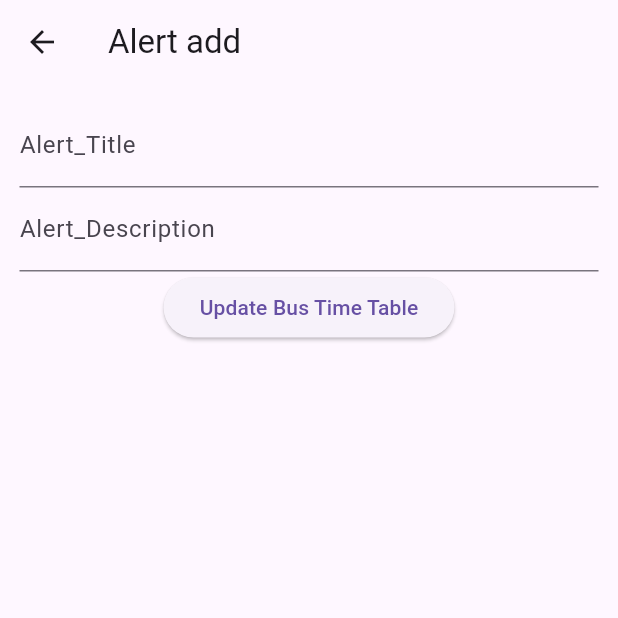
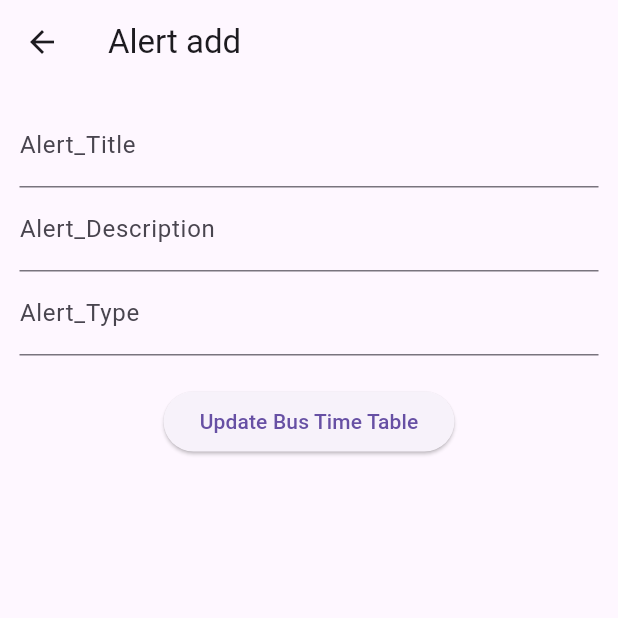
Before and after one commit to InduwaraSH/Bussir_Admin, a Flutter app: the AlertUpdate screen opened directly, on a phone screen of 412 x 824 dp, the top half of it. Run offline on Flutter 3.47's test engine with Material 3 defaults, Android fonts, the phone set to English and light mode, and no system bars; our stand-ins replace firebase_core, firebase_database; accounts and stored records are empty.

Commit message:
alert page updated to can  change colour according to alert type

```diff
--- a/lib/alerts_add.dart
+++ b/lib/alerts_add.dart
@@ -11,15 +11,14 @@ class AlertUpdate extends StatefulWidget {
 class _AlertUpdateState extends State<AlertUpdate> {
   final alert_title = TextEditingController();
   final alert_description = TextEditingController();
+  final alert_type = TextEditingController();
 
   late DatabaseReference databaseReference;
 
   @override
   void initState() {
     super.initState();
-    databaseReference = FirebaseDatabase.instance.ref().child(
-      'Alerts',
-    );
+    databaseReference = FirebaseDatabase.instance.ref().child('Alerts');
   }
 
   @override
@@ -38,13 +37,18 @@ class _AlertUpdateState extends State<AlertUpdate> {
               controller: alert_description,
               decoration: InputDecoration(labelText: 'Alert_Description'),
             ),
+            TextField(
+              controller: alert_type,
+              decoration: InputDecoration(labelText: 'Alert_Type'),
+            ),
+            SizedBox(height: 20),
 
             ElevatedButton(
               onPressed: () {
                 Map<String, String> alertData = {
                   'Alert_Title': alert_title.text,
                   'Alert_Description': alert_description.text,
-
+                  'Alert_Type': alert_type.text,
                 };
                 databaseReference
                     .push()
```
